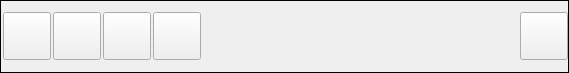
Qt form AppsSrc/CommonSrc/Forms/IdentWidget.ui (brettrjones-github/nolimitconnect) before a commit.
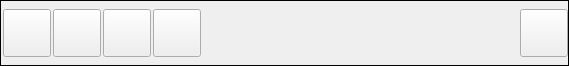
The same form after that commit. Custom widgets are drawn as their Qt base class.

```diff
--- a/AppsSrc/CommonSrc/Forms/IdentWidget.ui
+++ b/AppsSrc/CommonSrc/Forms/IdentWidget.ui
@@ -7,11 +7,11 @@
     <x>0</x>
     <y>0</y>
     <width>569</width>
-    <height>73</height>
+    <height>66</height>
    </rect>
   </property>
   <property name="sizePolicy">
-   <sizepolicy hsizetype="Expanding" vsizetype="Fixed">
+   <sizepolicy hsizetype="Expanding" vsizetype="Preferred">
     <horstretch>0</horstretch>
     <verstretch>0</verstretch>
    </sizepolicy>
@@ -43,13 +43,22 @@
    </property>
    <item row="0" column="0">
     <widget class="QFrame" name="m_IdentFrame">
+     <property name="sizePolicy">
+      <sizepolicy hsizetype="Expanding" vsizetype="Preferred">
+       <horstretch>0</horstretch>
+       <verstretch>0</verstretch>
+      </sizepolicy>
+     </property>
      <property name="frameShape">
       <enum>QFrame::Box</enum>
      </property>
      <property name="frameShadow">
       <enum>QFrame::Plain</enum>
      </property>
-     <layout class="QGridLayout" name="gridLayout_2">
+     <layout class="QHBoxLayout" name="horizontalLayout_4">
+      <property name="spacing">
+       <number>2</number>
+      </property>
       <property name="leftMargin">
        <number>0</number>
       </property>
@@ -62,10 +71,7 @@
       <property name="bottomMargin">
        <number>0</number>
       </property>
-      <property name="spacing">
-       <number>0</number>
-      </property>
-      <item row="0" column="0">
+      <item>
        <layout class="QHBoxLayout" name="horizontalLayout_3">
         <property name="spacing">
          <number>2</number>
@@ -258,41 +264,44 @@
             <property name="bottomMargin">
              <number>2</number>
             </property>
-            <item>
-             <widget class="QLabel" name="m_DescPrefixLabel">
-              <property name="font">
-               <font>
-                <pointsize>9</pointsize>
-                <weight>50</weight>
-                <bold>false</bold>
-               </font>
-              </property>
-              <property name="text">
-               <string notr="true"/>
-              </property>
-             </widget>
-            </item>
-            <item>
-             <widget class="QLabel" name="m_ColonLabel_2">
-              <property name="font">
-               <font>
-                <pointsize>9</pointsize>
-               </font>
-              </property>
-              <property name="text">
-               <string/>
-              </property>
-             </widget>
-            </item>
             <item>
              <widget class="QLabel" name="m_DescTextLabel">
               <property name="font">
                <font>
                 <pointsize>9</pointsize>
+                <weight>50</weight>
+                <bold>false</bold>
                </font>
               </property>
               <property name="text">
-               <string/>
+               <string notr="true"/>
+              </property>
+              <property name="indent">
+               <number>-1</number>
+              </property>
+             </widget>
+            </item>
+            <item>
+             <widget class="QLabel" name="m_ColonLabel_2">
+              <property name="font">
+               <font>
+                <pointsize>9</pointsize>
+               </font>
+              </property>
+              <property name="text">
+               <string notr="true"/>
+              </property>
+             </widget>
+            </item>
+            <item>
+             <widget class="QLabel" name="m_DescSuffixLabel">
+              <property name="font">
+               <font>
+                <pointsize>9</pointsize>
+               </font>
+              </property>
+              <property name="text">
+               <string notr="true"/>
               </property>
              </widget>
             </item>
```
Left out of the diff: 4 changed lines with no effect on the pictures.
